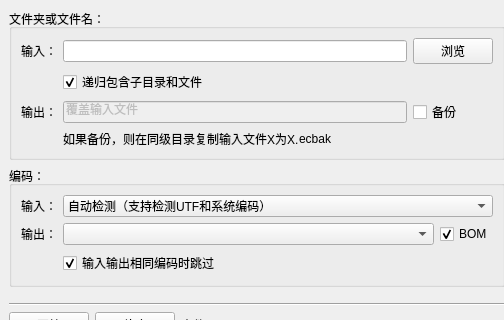
This is MainWindow.ui in CharlesLiaoO/EncodingConverter as Qt 5 draws it before an edit; both pictures show x 0 to 504 and y 0 to 320 of the 800 by 500 pixel window. The edited form follows.
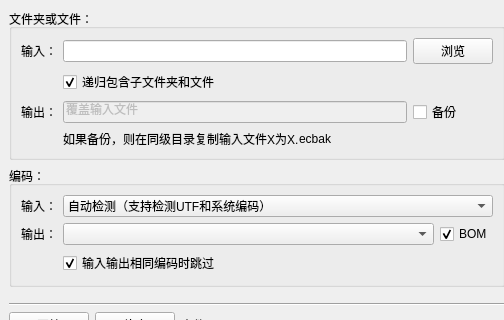
This is the edited form.

Commit message: MainWindow: 代码重命名：PathSrc -> PathIn，将“In”用于用户输入的根目录或单一文件，而“Src”用于每个文件；其他重命名 NotPrjRel: 删除无用代码

Diff of the .ui file:
```diff
--- a/MainWindow.ui
+++ b/MainWindow.ui
@@ -77,7 +77,7 @@
     <item row="0" column="0">
      <widget class="QGroupBox" name="groupBox_4">
       <property name="title">
-       <string>文件夹或文件名：</string>
+       <string>文件夹或文件：</string>
       </property>
       <layout class="QGridLayout" name="gridLayout">
        <item row="0" column="2">
@@ -148,7 +148,7 @@
        <item row="1" column="1">
         <widget class="QCheckBox" name="checkBox_Recursively">
          <property name="text">
-          <string>递归包含子目录和文件</string>
+          <string>递归包含子文件夹和文件</string>
          </property>
          <property name="checked">
           <bool>true</bool>
```
Left out of the diff: 8 changed lines with no effect on the pictures. The commit also changes 4 other files.
